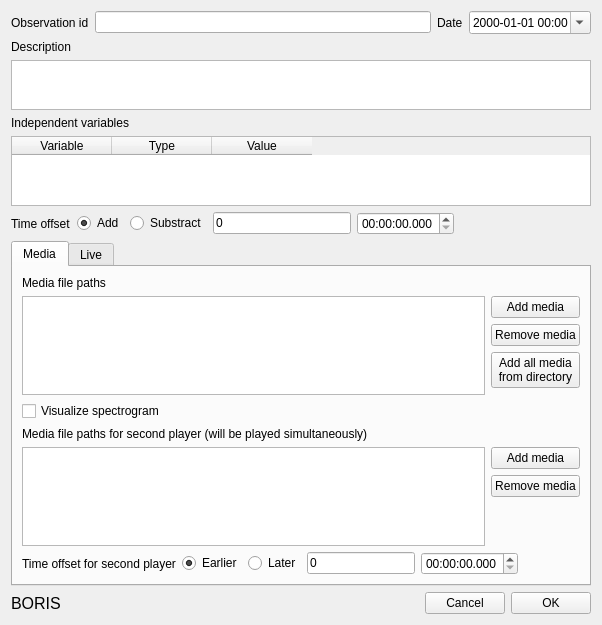
Before: the Qt Designer form observation.ui in olivierfriard/BORIS, drawn with Qt 5.
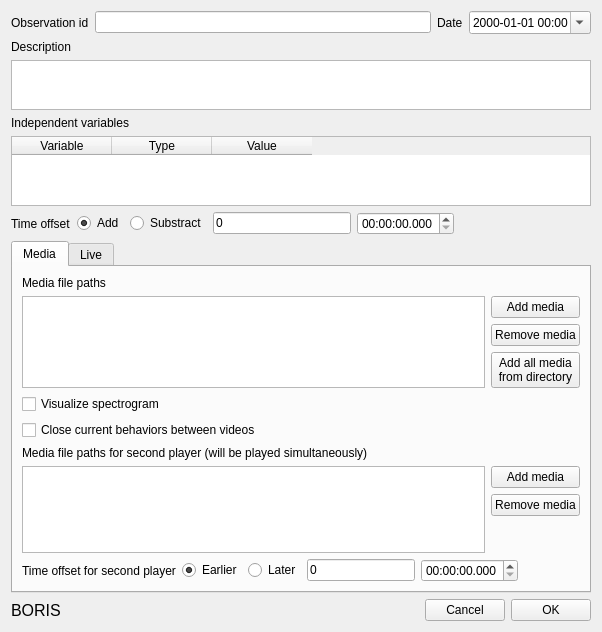
After: the same form once the commit is applied.

Commit message: work on multi-video autoclose feature

```diff
--- a/observation.ui
+++ b/observation.ui
@@ -7,7 +7,7 @@
     <x>0</x>
     <y>0</y>
     <width>602</width>
-    <height>625</height>
+    <height>632</height>
    </rect>
   </property>
   <property name="windowTitle">
@@ -253,6 +253,13 @@
            </property>
           </widget>
          </item>
+         <item>
+          <widget class="QCheckBox" name="cbCloseCurrentBehaviorsBetweenVideo">
+           <property name="text">
+            <string>Close current behaviors between videos</string>
+           </property>
+          </widget>
+         </item>
          <item>
           <widget class="QLabel" name="label_2">
            <property name="text">
```
The commit also changes 4 other files.
